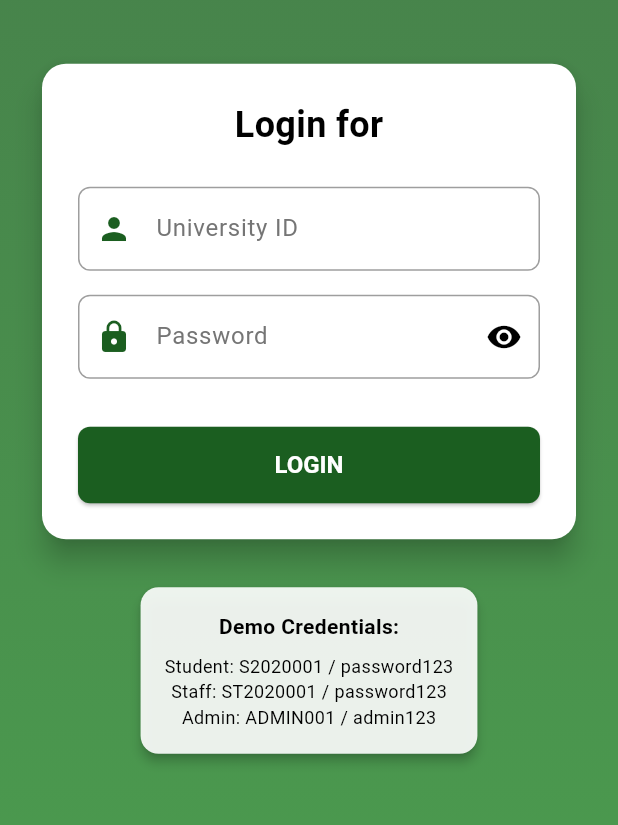
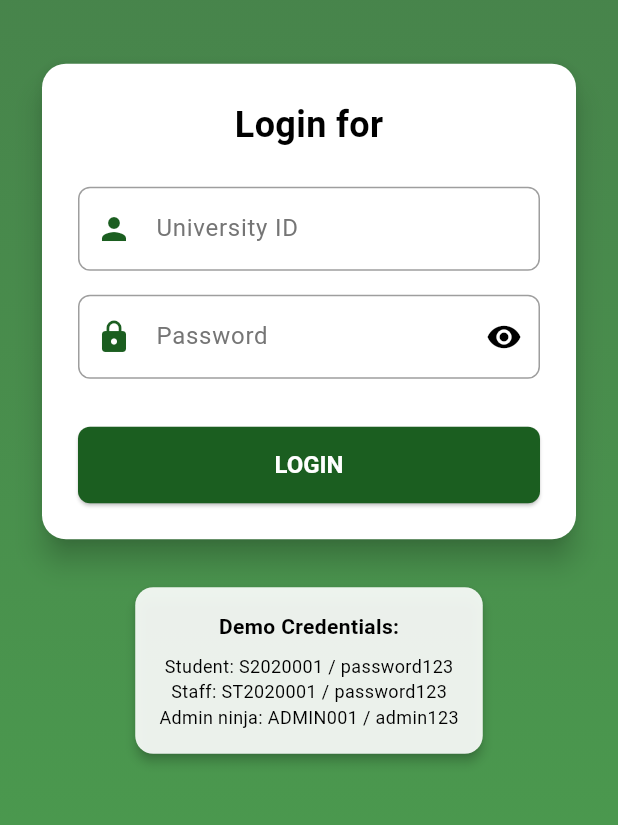
Before and after one commit to praveentecsl/rating_app, a Flutter app: the screen it shows after launch, scrolled down 356 dp, after a tap on "Login", on a phone screen of 412 x 824 dp, the part 411-1236 px from its top. Run offline on Flutter 3.47's test engine with Material 3 defaults, Android fonts, the phone set to English and light mode, and no system bars; our stand-ins replace sqflite, sqflite_common_ffi_web; accounts and stored records are empty.

Commit message:
change the word admin->admin ninja

```diff
--- a/lib/screens/login_screen.dart
+++ b/lib/screens/login_screen.dart
@@ -267,7 +267,7 @@ class _LoginScreenState extends State<LoginScreen> {
                               style: TextStyle(fontSize: 12),
                             ),
                             const Text(
-                              'Admin: ADMIN001 / admin123',
+                              'Admin ninja: ADMIN001 / admin123',
                               style: TextStyle(fontSize: 12),
                             ),
                           ],
```
